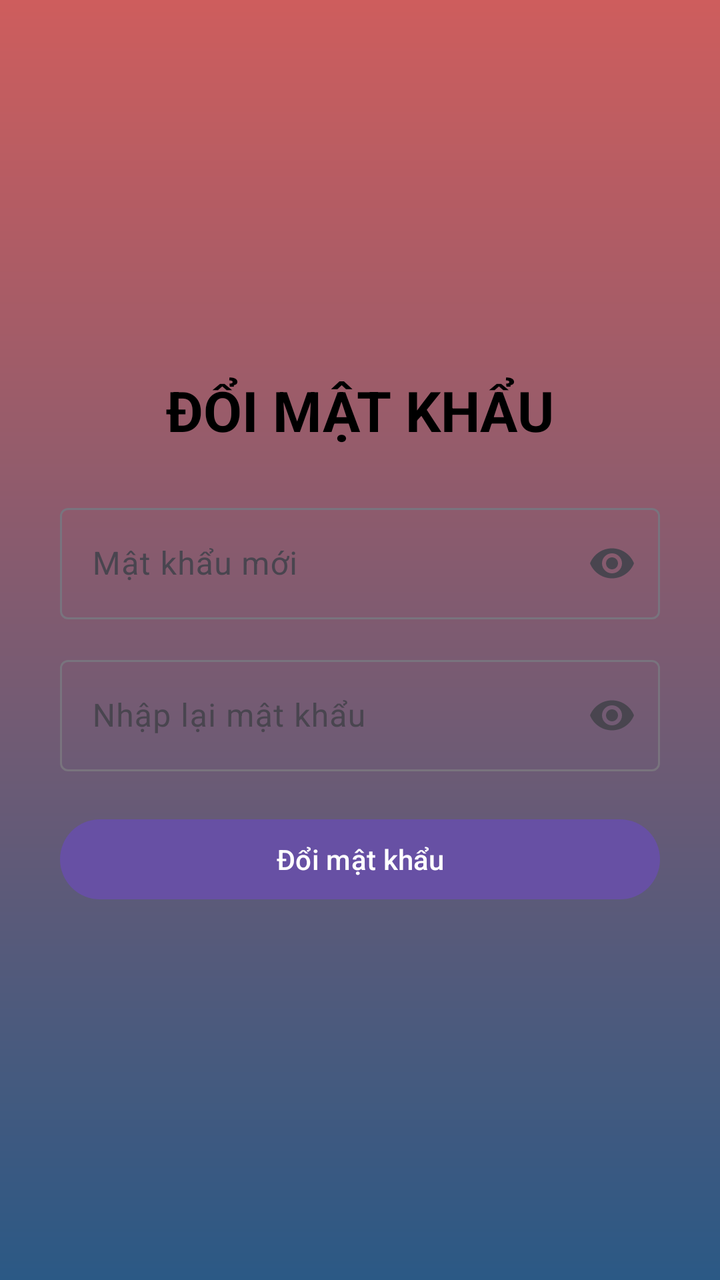
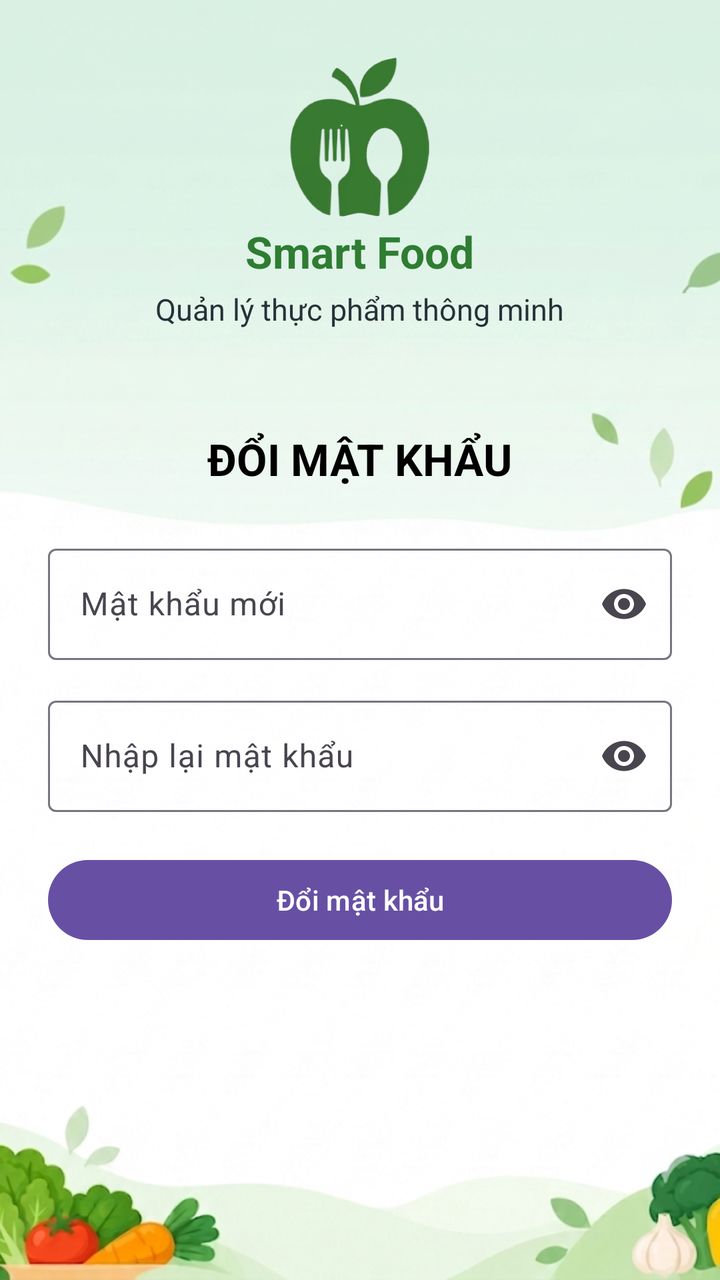

Compare the two renders of this Android layout. The source of the first and the diff that turns it into the second are given below.
<!-- AndroidManifest.xml: application theme Theme.AndroidApp -->
<!-- res/layout/activity_reset_password.xml -->
<?xml version="1.0" encoding="utf-8"?>
<LinearLayout
    xmlns:android="http://schemas.android.com/apk/res/android"
    xmlns:app="http://schemas.android.com/apk/res-auto"
    android:id="@+id/main"
    android:layout_width="match_parent"
    android:layout_height="match_parent"
    android:orientation="vertical"
    android:gravity="center"
    android:padding="30dp"
    android:background="@drawable/bg">

    <TextView
        android:layout_width="wrap_content"
        android:layout_height="wrap_content"
        android:text="ĐỔI MẬT KHẨU"
        android:textSize="28sp"
        android:textStyle="bold"
        android:textColor="#000000"
        android:layout_marginBottom="25dp" />

    <com.google.android.material.textfield.TextInputLayout
        android:layout_width="match_parent"
        android:layout_height="wrap_content"
        android:layout_marginBottom="15dp"
        app:endIconMode="password_toggle">

        <com.google.android.material.textfield.TextInputEditText
            android:id="@+id/edtNewPassword"
            android:layout_width="match_parent"
            android:layout_height="wrap_content"
            android:hint="Mật khẩu mới"
            android:inputType="textPassword" />

    </com.google.android.material.textfield.TextInputLayout>

    <com.google.android.material.textfield.TextInputLayout
        android:layout_width="match_parent"
        android:layout_height="wrap_content"
        android:layout_marginBottom="20dp"
        app:endIconMode="password_toggle">

        <com.google.android.material.textfield.TextInputEditText
            android:id="@+id/edtConfirmPassword"
            android:layout_width="match_parent"
            android:layout_height="wrap_content"
            android:hint="Nhập lại mật khẩu"
            android:inputType="textPassword" />

    </com.google.android.material.textfield.TextInputLayout>

    <Button
        android:id="@+id/btnResetPassword"
        android:layout_width="match_parent"
        android:layout_height="wrap_content"
        android:text="Đổi mật khẩu" />

</LinearLayout>
<!-- resources referenced by this layout -->
<resources>
  <!-- drawable bg (drawable) -->
  <?xml version="1.0" encoding="utf-8"?>
  <shape xmlns:android="http://schemas.android.com/apk/res/android">
      <gradient android:type="linear" android:angle="100"
          android:startColor="#CE5D5D" android:endColor="#2B5985"/>
  </shape>
  <style name="Theme.AndroidApp" parent="Base.Theme.AndroidApp" />
  <style name="Base.Theme.AndroidApp" parent="Theme.Material3.DayNight.NoActionBar">
          
          
      </style>
</resources>

<!-- the commit's change to res/layout/activity_reset_password.xml (unified diff, before → after) -->
@@ -1,58 +1,102 @@
 <?xml version="1.0" encoding="utf-8"?>
-<LinearLayout
+<FrameLayout
     xmlns:android="http://schemas.android.com/apk/res/android"
     xmlns:app="http://schemas.android.com/apk/res-auto"
     android:id="@+id/main"
     android:layout_width="match_parent"
     android:layout_height="match_parent"
-    android:orientation="vertical"
-    android:gravity="center"
-    android:padding="30dp"
-    android:background="@drawable/bg">
+    android:background="#FFFFFF">
 
-    <TextView
-        android:layout_width="wrap_content"
-        android:layout_height="wrap_content"
-        android:text="ĐỔI MẬT KHẨU"
-        android:textSize="28sp"
-        android:textStyle="bold"
-        android:textColor="#000000"
-        android:layout_marginBottom="25dp" />
+    
+    <ImageView
+        android:layout_width="match_parent"
+        android:layout_height="match_parent"
+        android:src="@drawable/img"
+        android:scaleType="centerCrop"
+        android:contentDescription="@null" />
 
-    <com.google.android.material.textfield.TextInputLayout
+    
+    <LinearLayout
         android:layout_width="match_parent"
-        android:layout_height="wrap_content"
-        android:layout_marginBottom="15dp"
-        app:endIconMode="password_toggle">
+        android:layout_height="match_parent"
+        android:orientation="vertical"
+        android:gravity="center_horizontal"
+        android:paddingStart="24dp"
+        android:paddingEnd="24dp">
 
-        <com.google.android.material.textfield.TextInputEditText
-            android:id="@+id/edtNewPassword"
+        
+        <ImageView
+            android:layout_width="134dp"
+            android:layout_height="83dp"
+            android:layout_marginTop="28dp"
+            android:scaleType="fitCenter"
+            android:src="@drawable/logo"
+            android:contentDescription="Logo Smart Food" />
+
+        
+        <TextView
+            android:layout_width="wrap_content"
+            android:layout_height="wrap_content"
+            android:text="Smart Food"
+            android:textColor="#2E7D32"
+            android:textSize="22sp"
+            android:textStyle="bold" />
+
+        
+        <TextView
+            android:layout_width="wrap_content"
+            android:layout_height="wrap_content"
+            android:layout_marginTop="4dp"
+            android:text="Quản lý thực phẩm thông minh"
+            android:textColor="#263238"
+            android:textSize="15sp" />
+
+        <TextView
+            android:layout_width="wrap_content"
+            android:layout_height="wrap_content"
+            android:layout_marginTop="50dp"
+            android:text="ĐỔI MẬT KHẨU"
+            android:textSize="22sp"
+            android:textStyle="bold"
+            android:textColor="#000000"
+            android:layout_marginBottom="25dp" />
+
+        <com.google.android.material.textfield.TextInputLayout
             android:layout_width="match_parent"
             android:layout_height="wrap_content"
-            android:hint="Mật khẩu mới"
-            android:inputType="textPassword" />
+            android:layout_marginBottom="15dp"
+            app:endIconMode="password_toggle">
 
-    </com.google.android.material.textfield.TextInputLayout>
+            <com.google.android.material.textfield.TextInputEditText
+                android:id="@+id/edtNewPassword"
+                android:layout_width="match_parent"
+                android:layout_height="wrap_content"
+                android:hint="Mật khẩu mới"
+                android:inputType="textPassword" />
 
-    <com.google.android.material.textfield.TextInputLayout
-        android:layout_width="match_parent"
-        android:layout_height="wrap_content"
-        android:layout_marginBottom="20dp"
-        app:endIconMode="password_toggle">
+        </com.google.android.material.textfield.TextInputLayout>
 
-        <com.google.android.material.textfield.TextInputEditText
-            android:id="@+id/edtConfirmPassword"
+        <com.google.android.material.textfield.TextInputLayout
             android:layout_width="match_parent"
             android:layout_height="wrap_content"
-            android:hint="Nhập lại mật khẩu"
-            android:inputType="textPassword" />
+            android:layout_marginBottom="20dp"
+            app:endIconMode="password_toggle">
 
-    </com.google.android.material.textfield.TextInputLayout>
+            <com.google.android.material.textfield.TextInputEditText
+                android:id="@+id/edtConfirmPassword"
+                android:layout_width="match_parent"
+                android:layout_height="wrap_content"
+                android:hint="Nhập lại mật khẩu"
+                android:inputType="textPassword" />
 
-    <Button
-        android:id="@+id/btnResetPassword"
-        android:layout_width="match_parent"
-        android:layout_height="wrap_content"
-        android:text="Đổi mật khẩu" />
+        </com.google.android.material.textfield.TextInputLayout>
 
-</LinearLayout>
+        <Button
+            android:id="@+id/btnResetPassword"
+            android:layout_width="match_parent"
+            android:layout_height="wrap_content"
+            android:text="Đổi mật khẩu" />
+
+    </LinearLayout>
+
+</FrameLayout>
<!-- resource entries referenced after the edit -->
@@ -1,11 +1,7 @@
 <!-- resources referenced by this layout -->
 <resources>
-  <!-- drawable bg (drawable) -->
-  <?xml version="1.0" encoding="utf-8"?>
-  <shape xmlns:android="http://schemas.android.com/apk/res/android">
-      <gradient android:type="linear" android:angle="100"
-          android:startColor="#CE5D5D" android:endColor="#2B5985"/>
-  </shape>
+  <!-- drawable img: png bitmap (drawable, 497539 bytes) -->
+  <!-- drawable logo: png bitmap (drawable, 38697 bytes) -->
   <style name="Theme.AndroidApp" parent="Base.Theme.AndroidApp" />
   <style name="Base.Theme.AndroidApp" parent="Theme.Material3.DayNight.NoActionBar">
           
